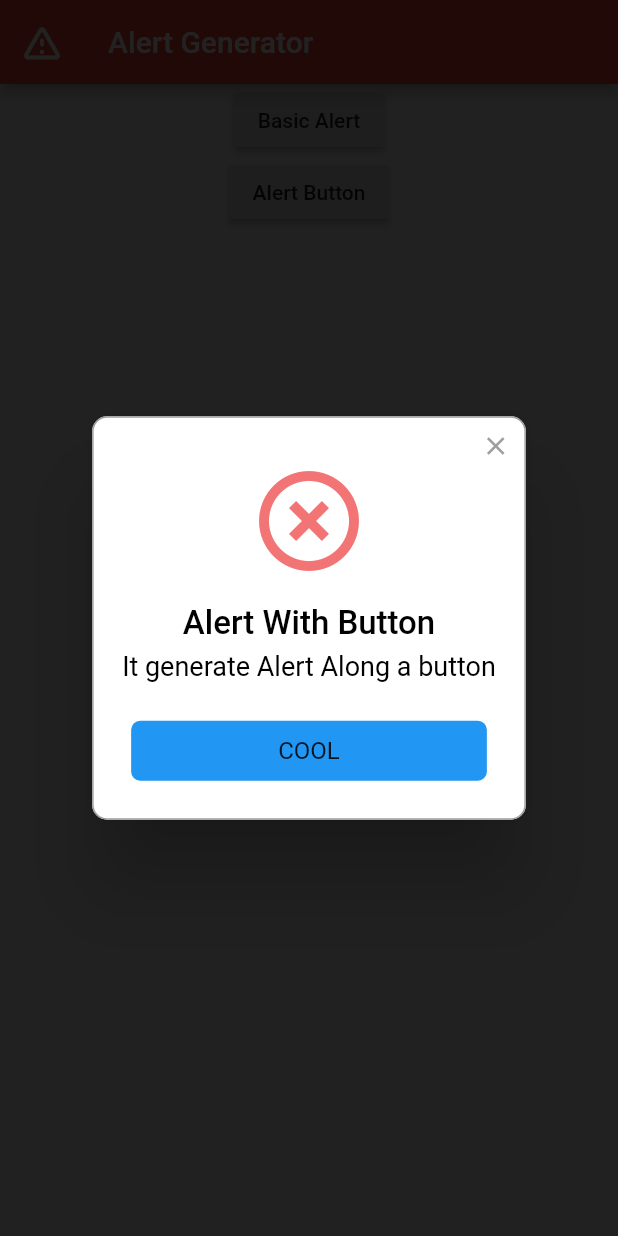
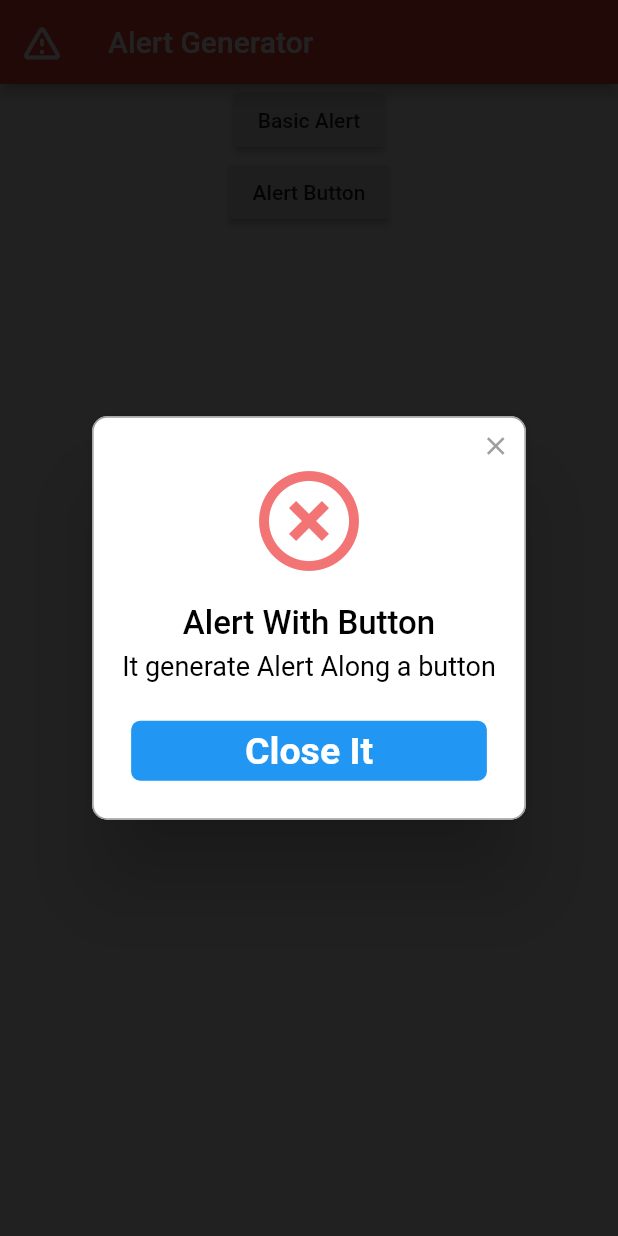
Before and after one commit to harshilgupta-dev/Alert_Generator, a Flutter app: the screen it shows after launch, after a tap on "Alert Button", on a phone screen of 412 x 824 dp. Run offline on Flutter 3.47's test engine with Material 2 defaults, Android fonts, the light colour scheme and no system bars; drawn by our look-alikes of rflutter_alert.

Commit message:
add some font style in AlertButton

```diff
--- a/lib/main.dart
+++ b/lib/main.dart
@@ -48,7 +48,14 @@ class MyApp extends StatelessWidget {
                           desc: 'It generate Alert Along a button',
                           buttons: [
                             DialogButton(
-                              child: Text('COOL'),
+                              child: Text(
+                                'Close It',
+                                style: TextStyle(
+                                  fontWeight: FontWeight.bold,
+                                  fontSize: 25.0,
+                                  color: Colors.white,
+                                ),
+                              ),
                               onPressed: () {
                                 return Navigator.pop(context);
                               },
```
